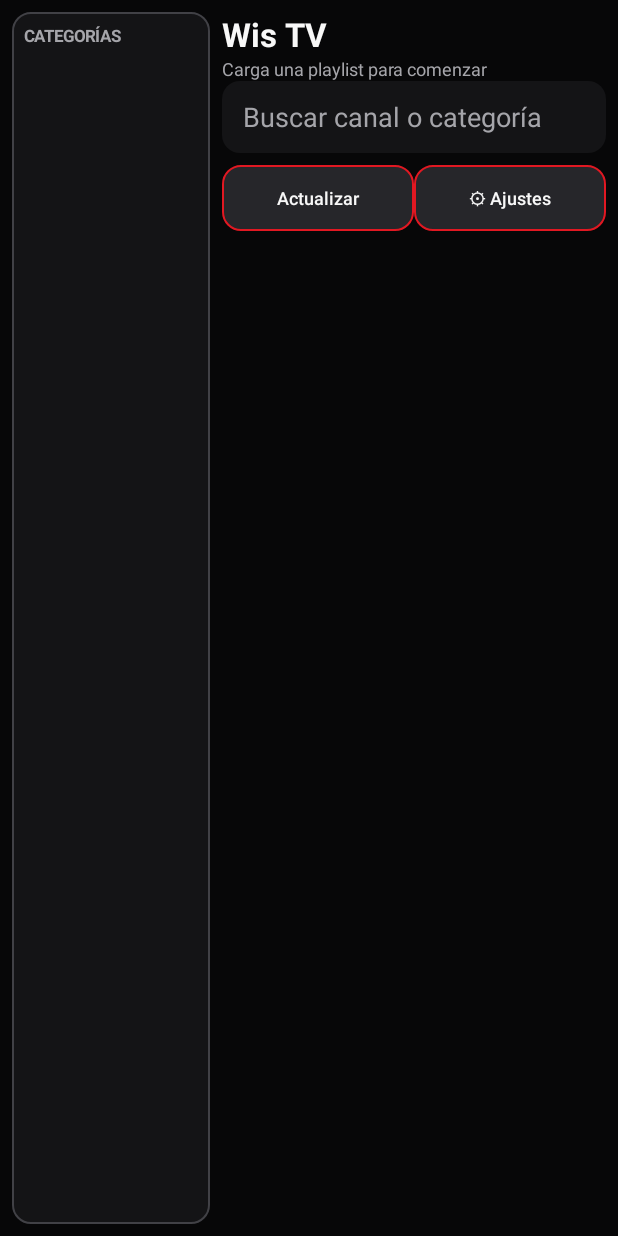
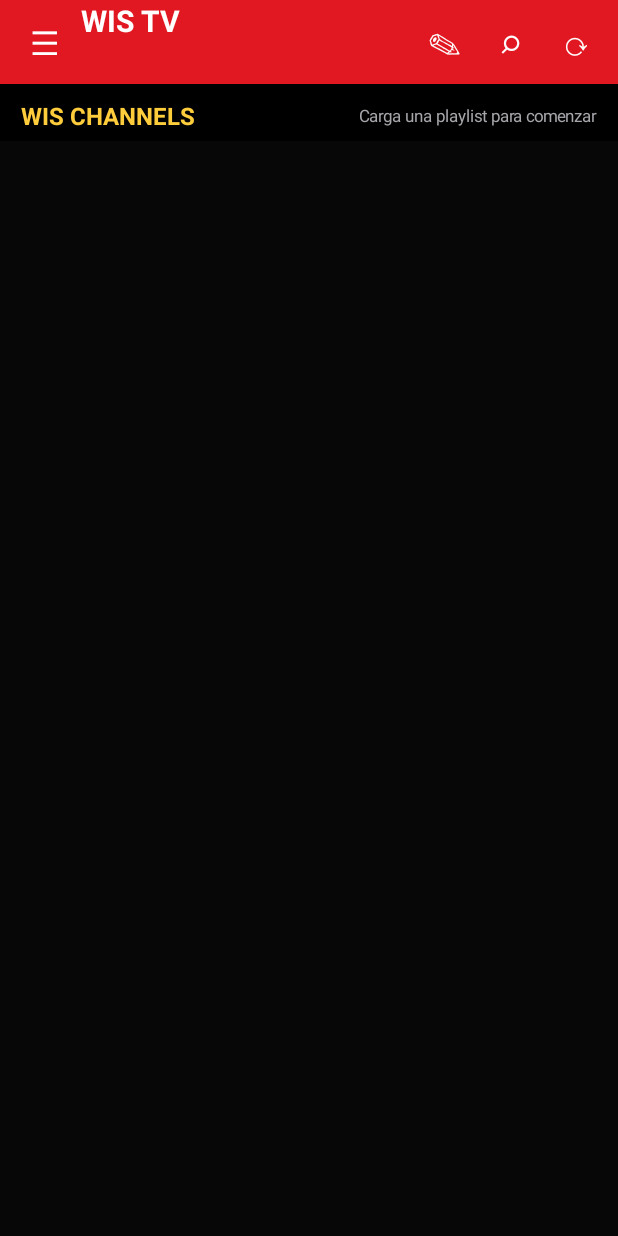
Before and after one commit to cronus100x/app-beta-2, an Android app: the screen it shows after launch (MainActivity), on a phone screen of 412 x 824 dp. Run offline under Robolectric (Android 15) with nearby library versions, the phone set to English and light mode, and no system bars.

Commit message:
Recrear interfaz movil de KillerTV en Wis TV

```diff
--- a/app/build.gradle
+++ b/app/build.gradle
@@ -31,6 +31,7 @@ android {
 dependencies {
     implementation 'androidx.appcompat:appcompat:1.6.1'
     implementation 'com.google.android.material:material:1.9.0'
+    implementation 'androidx.drawerlayout:drawerlayout:1.2.0'
     implementation 'androidx.media3:media3-exoplayer:1.2.0'
     implementation 'androidx.media3:media3-exoplayer-dash:1.2.0'
     implementation 'androidx.media3:media3-exoplayer-hls:1.2.0'
--- a/app/src/main/java/com/wiseplay/player/MainActivity.java
+++ b/app/src/main/java/com/wiseplay/player/MainActivity.java
@@ -32,6 +32,7 @@ import com.google.gson.reflect.TypeToken;
 import androidx.activity.result.ActivityResultLauncher;
 import androidx.activity.result.contract.ActivityResultContracts;
 import androidx.appcompat.app.AppCompatActivity;
+import androidx.drawerlayout.widget.DrawerLayout;
 
 import java.io.BufferedReader;
 import java.io.InputStream;
@@ -85,33 +86,51 @@ public class MainActivity extends AppCompatActivity {
     }
 
     private void buildUi() {
-        LinearLayout root = new LinearLayout(this); root.setOrientation(LinearLayout.VERTICAL); root.setPadding(dp(8), dp(8), dp(8), dp(8)); root.setBackgroundColor(BG);
-        LinearLayout main = new LinearLayout(this); main.setOrientation(LinearLayout.HORIZONTAL); root.addView(main, new LinearLayout.LayoutParams(-1, 0, 1));
+        DrawerLayout drawer = new DrawerLayout(this);
+        drawer.setBackgroundColor(BG);
+        LinearLayout root = new LinearLayout(this);
+        root.setOrientation(LinearLayout.VERTICAL);
+        root.setBackgroundColor(BG);
+        drawer.addView(root, new DrawerLayout.LayoutParams(-1, -1));
 
-        LinearLayout sidebar = panel(); sidebar.setPadding(dp(8), dp(8), dp(8), dp(8));
-        TextView catTitle = label("CATEGORÍAS", 11, MUTED); catTitle.setTypeface(Typeface.DEFAULT, Typeface.BOLD); sidebar.addView(catTitle, wrap());
-        ScrollView sideScroll = new ScrollView(this);
-        categoryBar = new LinearLayout(this); categoryBar.setOrientation(LinearLayout.VERTICAL); sideScroll.addView(categoryBar); sidebar.addView(sideScroll, new LinearLayout.LayoutParams(-1, 0, 1));
-        main.addView(sidebar, new LinearLayout.LayoutParams(dp(132), -1));
+        LinearLayout toolbar = new LinearLayout(this);
+        toolbar.setGravity(Gravity.CENTER_VERTICAL);
+        toolbar.setPadding(dp(6), 0, dp(6), 0);
+        toolbar.setBackgroundColor(ACCENT);
+        Button menu = toolbarButton("☰"); menu.setContentDescription("Explorar categorías");
+        toolbar.addView(menu, new LinearLayout.LayoutParams(dp(48), dp(56)));
+        TextView title = label("WIS TV", 20, Color.WHITE); title.setTypeface(Typeface.DEFAULT, Typeface.BOLD);
+        toolbar.addView(title, new LinearLayout.LayoutParams(0, dp(56), 1));
+        Button edit = toolbarButton("✎"); edit.setContentDescription("Gestionar playlists"); toolbar.addView(edit, new LinearLayout.LayoutParams(dp(44), dp(56)));
+        Button search = toolbarButton("⌕"); search.setContentDescription("Buscar canales"); toolbar.addView(search, new LinearLayout.LayoutParams(dp(44), dp(56)));
+        Button refresh = toolbarButton("⟳"); refresh.setContentDescription("Actualizar canales"); toolbar.addView(refresh, new LinearLayout.LayoutParams(dp(44), dp(56)));
+        root.addView(toolbar, new LinearLayout.LayoutParams(-1, dp(56)));
 
-        LinearLayout content = new LinearLayout(this); content.setOrientation(LinearLayout.VERTICAL); content.setPadding(dp(8), 0, 0, 0); main.addView(content, new LinearLayout.LayoutParams(0, -1, 1));
-        LinearLayout header = new LinearLayout(this); header.setGravity(Gravity.CENTER_VERTICAL); content.addView(header, wrap());
-        LinearLayout titleBox = new LinearLayout(this); titleBox.setOrientation(LinearLayout.VERTICAL); header.addView(titleBox, new LinearLayout.LayoutParams(0, -2, 1));
-        TextView title = label("Wis TV", 22, PRIMARY); title.setTypeface(Typeface.DEFAULT, Typeface.BOLD); titleBox.addView(title);
-        statusText = label("Carga una playlist para comenzar", 12, MUTED); titleBox.addView(statusText);
-        progressBar = new ProgressBar(this); progressBar.setVisibility(View.GONE); header.addView(progressBar, new LinearLayout.LayoutParams(dp(28), dp(28)));
+        searchInput = edit("Buscar canal o categoría"); searchInput.setVisibility(View.GONE); root.addView(searchInput, new LinearLayout.LayoutParams(-1, dp(48)));
+        LinearLayout hero = new LinearLayout(this); hero.setGravity(Gravity.CENTER_VERTICAL); hero.setPadding(dp(14), dp(10), dp(14), dp(6)); hero.setBackgroundColor(Color.BLACK);
+        TextView heroTitle = label("WIS CHANNELS", 16, Color.rgb(255, 205, 60)); heroTitle.setTypeface(Typeface.DEFAULT, Typeface.BOLD); hero.addView(heroTitle, new LinearLayout.LayoutParams(0, -2, 1));
+        statusText = label("Carga una playlist para comenzar", 11, MUTED); hero.addView(statusText); root.addView(hero, wrap());
+        progressBar = new ProgressBar(this); progressBar.setVisibility(View.GONE); root.addView(progressBar, new LinearLayout.LayoutParams(-1, dp(3)));
 
-        searchInput = edit("Buscar canal o categoría"); content.addView(searchInput, new LinearLayout.LayoutParams(-1, dp(48)));
-        LinearLayout actions = new LinearLayout(this); actions.setPadding(0, dp(8), 0, dp(4)); content.addView(actions, wrap());
-        Button refresh = action("Actualizar"); refresh.setOnClickListener(v -> { if (lastRemoteUrl.isEmpty()) toast("Carga primero una playlist remota"); else { urlInput.setText(lastRemoteUrl); loadFromUrl(); }}); actions.addView(refresh, new LinearLayout.LayoutParams(0, dp(44), 1));
-        Button settings = action("⚙ Ajustes"); settings.setOnClickListener(v -> settingsPanel.setVisibility(settingsPanel.getVisibility() == View.VISIBLE ? View.GONE : View.VISIBLE)); actions.addView(settings, new LinearLayout.LayoutParams(0, dp(44), 1));
+        settingsPanel = panel(); settingsPanel.setPadding(dp(10), dp(8), dp(10), dp(8)); settingsPanel.setVisibility(View.GONE); root.addView(settingsPanel, wrap()); buildSettings();
+        ScrollView scroll = new ScrollView(this); channelGrid = new LinearLayout(this); channelGrid.setOrientation(LinearLayout.VERTICAL); channelGrid.setPadding(dp(6), dp(6), dp(6), dp(24)); scroll.addView(channelGrid); root.addView(scroll, new LinearLayout.LayoutParams(-1, 0, 1));
 
-        settingsPanel = panel(); settingsPanel.setPadding(dp(10), dp(8), dp(10), dp(8)); settingsPanel.setVisibility(View.GONE); content.addView(settingsPanel, wrap());
-        buildSettings();
-        ScrollView scroll = new ScrollView(this); channelGrid = new LinearLayout(this); channelGrid.setOrientation(LinearLayout.VERTICAL); channelGrid.setPadding(dp(2), dp(2), dp(2), dp(20)); scroll.addView(channelGrid); content.addView(scroll, new LinearLayout.LayoutParams(-1, 0, 1));
-        setContentView(root);
+        LinearLayout nav = panel(); nav.setPadding(dp(12), dp(16), dp(12), dp(12));
+        TextView navTitle = label("EXPLORAR", 18, Color.WHITE); navTitle.setTypeface(Typeface.DEFAULT, Typeface.BOLD); nav.addView(navTitle, wrap());
+        TextView navHint = label("Canales y categorías", 12, MUTED); nav.addView(navHint, wrap());
+        Button all = action("▶  TODOS LOS CANALES"); all.setTextColor(Color.WHITE); all.setGravity(Gravity.START|Gravity.CENTER_VERTICAL); all.setBackground(round(Color.rgb(235,112,20),12,Color.rgb(255,180,80),1)); all.setOnClickListener(v -> { favoriteOnly=false; recentOnly=false; selectedCategory="Todos"; filterChannels(searchInput.getText().toString()); drawer.closeDrawers(); }); nav.addView(all, new LinearLayout.LayoutParams(-1, dp(48)));
+        ScrollView navScroll = new ScrollView(this); categoryBar = new LinearLayout(this); categoryBar.setOrientation(LinearLayout.VERTICAL); navScroll.addView(categoryBar); nav.addView(navScroll, new LinearLayout.LayoutParams(-1, 0, 1));
+        DrawerLayout.LayoutParams navParams = new DrawerLayout.LayoutParams(dp(292), -1); navParams.gravity = Gravity.START; drawer.addView(nav, navParams);
+
+        menu.setOnClickListener(v -> drawer.openDrawer(Gravity.START));
+        edit.setOnClickListener(v -> settingsPanel.setVisibility(settingsPanel.getVisibility() == View.VISIBLE ? View.GONE : View.VISIBLE));
+        search.setOnClickListener(v -> { searchInput.setVisibility(searchInput.getVisibility() == View.VISIBLE ? View.GONE : View.VISIBLE); if (searchInput.getVisibility() == View.VISIBLE) searchInput.requestFocus(); });
+        refresh.setOnClickListener(v -> { if (lastRemoteUrl.isEmpty()) toast("Carga primero una playlist remota"); else { urlInput.setText(lastRemoteUrl); loadFromUrl(); }});
         searchInput.addTextChangedListener(new TextWatcher() { public void beforeTextChanged(CharSequence s,int st,int c,int a){} public void onTextChanged(CharSequence s,int st,int b,int c){ filterChannels(s.toString()); } public void afterTextChanged(Editable e){} });
+        setContentView(drawer);
     }
+
+    private Button toolbarButton(String text) { Button b = new Button(this); b.setText(text); b.setTextColor(Color.WHITE); b.setTextSize(22); b.setAllCaps(false); b.setMinWidth(0); b.setPadding(0,0,0,0); b.setBackgroundColor(Color.TRANSPARENT); return b; }
 
     private void buildSettings() {
         TextView t = label("Ajustes · Playlists", 16, PRIMARY); t.setTypeface(Typeface.DEFAULT, Typeface.BOLD); settingsPanel.addView(t, wrap());
@@ -143,15 +162,15 @@ public class MainActivity extends AppCompatActivity {
     }
     private void renderChannels() {
         channelGrid.removeAllViews(); LinearLayout row = null;
-        for (int i=0;i<visibleChannels.size();i++) { if(i%2==0){ row=new LinearLayout(this); row.setGravity(Gravity.TOP); channelGrid.addView(row, wrap()); } addCard(row, visibleChannels.get(i)); }
+        for (int i=0;i<visibleChannels.size();i++) { if(i%3==0){ row=new LinearLayout(this); row.setGravity(Gravity.TOP); channelGrid.addView(row, wrap()); } addCard(row, visibleChannels.get(i)); }
         statusText.setText(visibleChannels.size()+" canales disponibles"); channelGrid.requestLayout();
     }
     private void addCard(LinearLayout row, Channel c) {
         LinearLayout card = new LinearLayout(this); card.setOrientation(LinearLayout.VERTICAL); card.setGravity(Gravity.CENTER_HORIZONTAL); card.setPadding(dp(10), dp(4), dp(10), dp(10)); card.setBackground(cardBackground()); card.setOnClickListener(v -> openChannel(c)); card.setOnLongClickListener(v -> { toggleFavorite(c); return true; });
-        TextView star=label(favorites.contains(c.getUrl())?"★":"☆",18,Color.rgb(255,209,102)); star.setGravity(Gravity.END); card.addView(star,new LinearLayout.LayoutParams(-1,dp(24)));
+        TextView badges=label((favorites.contains(c.getUrl())?"★  ":"") + "LIVE",10,Color.rgb(255,110,110)); badges.setGravity(Gravity.START); badges.setTypeface(Typeface.DEFAULT,Typeface.BOLD); card.addView(badges,new LinearLayout.LayoutParams(-1,dp(20)));
         ImageView logo = new ImageView(this); logo.setScaleType(ImageView.ScaleType.FIT_CENTER); logo.setPadding(dp(12),dp(8),dp(12),dp(8)); logo.setBackground(new ColorDrawable(ACCENT)); logo.setContentDescription("Imagen de " + c.getName()); card.addView(logo,new LinearLayout.LayoutParams(-1,dp(76))); loadLogo(c, logo);
         TextView name=label(c.getName(),13,PRIMARY); name.setGravity(Gravity.CENTER); name.setMaxLines(2); card.addView(name,new LinearLayout.LayoutParams(-1,dp(42)));
-        LinearLayout.LayoutParams cp=new LinearLayout.LayoutParams(0,dp(166),1); cp.setMargins(dp(4),dp(4),dp(4),dp(4)); row.addView(card,cp);
+        LinearLayout.LayoutParams cp=new LinearLayout.LayoutParams(0,dp(158),1); cp.setMargins(dp(4),dp(4),dp(4),dp(4)); row.addView(card,cp);
     }
 
     private void openChannel(Channel c){ rememberRecent(c); int index=visibleChannels.indexOf(c); Intent i=new Intent(this,PlayerActivity.class); i.putExtra("channel",c); i.putExtra("channel_list",new ArrayList<>(visibleChannels)); i.putExtra("channel_index",index); startActivity(i); }
```
